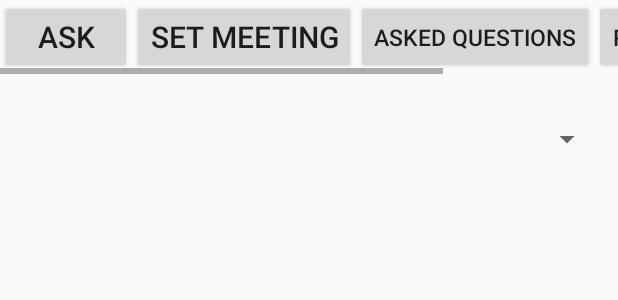
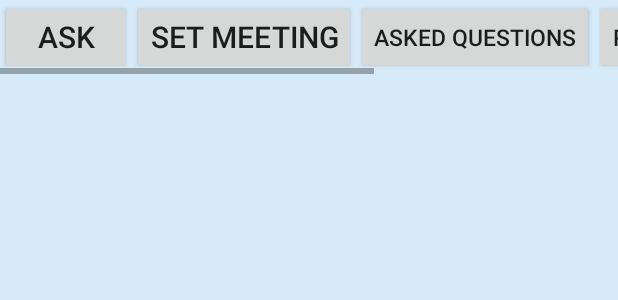
Before and after one commit to pratap47/Disha, an Android app: the layout activity_student_dashboard.xml on its own in the app's theme, with its tools: preview values and no code run, on a phone screen of 412 x 824 dp. Shown: the top 300 px of the screen. Run offline under Robolectric (Android 15) with nearby library versions, the phone set to English and light mode, and no system bars.

Commit message:
student dashboard

```diff
--- a/app/src/main/res/layout/activity_student_dashboard.xml
+++ b/app/src/main/res/layout/activity_student_dashboard.xml
@@ -8,6 +8,7 @@
 
     <LinearLayout
         android:layout_width="match_parent"
+        android:background="#D6EAF8"
         android:layout_height="match_parent"
         android:orientation="vertical">
 
@@ -49,22 +50,29 @@
                     android:id="@+id/btnReq"
                     android:text="Requested Meeting"
                     android:textSize="15sp"/>
-
+                <Button
+                    android:layout_width="0dp"
+                    android:layout_height="match_parent"
+                    android:layout_weight="1"
+                    android:text="Donate us"
+                    android:textSize="15sp"/>
             </LinearLayout>
 
         </HorizontalScrollView>
 
     <Spinner
         android:id="@+id/spinner"
+        android:background="#D6EAF8"
         android:layout_width="match_parent"
         android:layout_height="0dp"
-        android:layout_margin="10dp"
+
         android:layout_weight="1"/>
 
     <android.support.v7.widget.RecyclerView
         android:layout_width="match_parent"
         android:layout_below="@+id/spinner"
         android:id="@+id/recyclerView"
+        android:background="#D6EAF8"
         android:layout_marginTop="10dp"
         android:layout_height="0dp"
         android:layout_weight="10"></android.support.v7.widget.RecyclerView>
```
Also changed, not shown: app/src/main/AndroidManifest.xml (+5 -4 lines), app/src/main/res/layout/listitem_student_dashboard.xml (+12 -1 lines).
